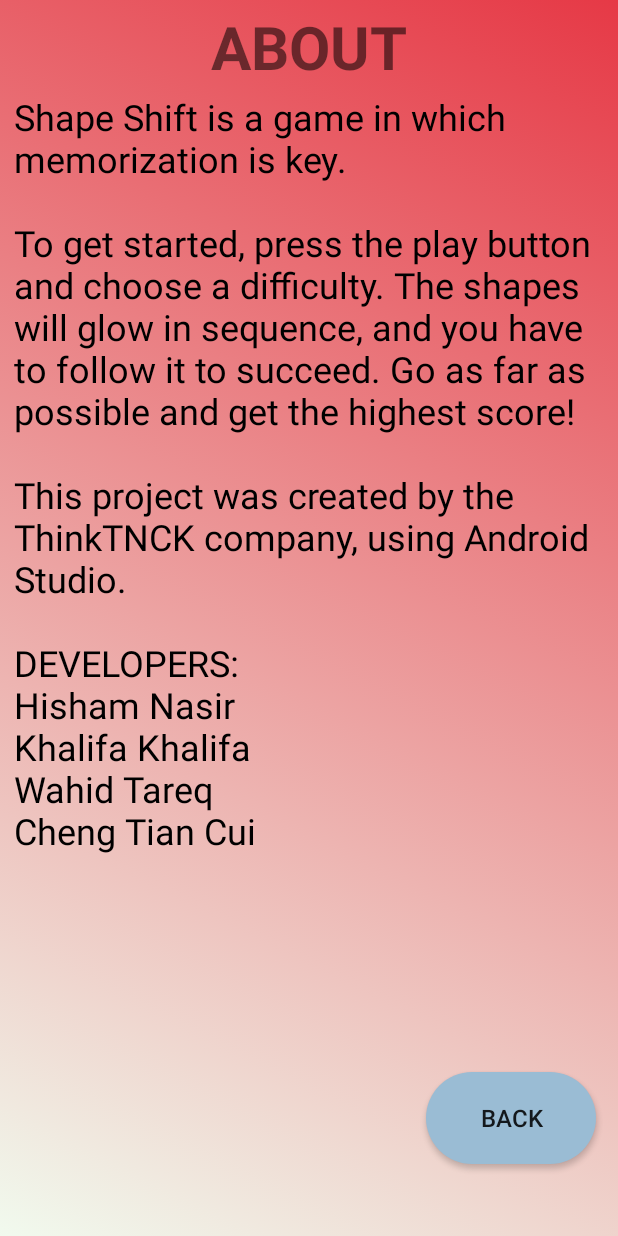
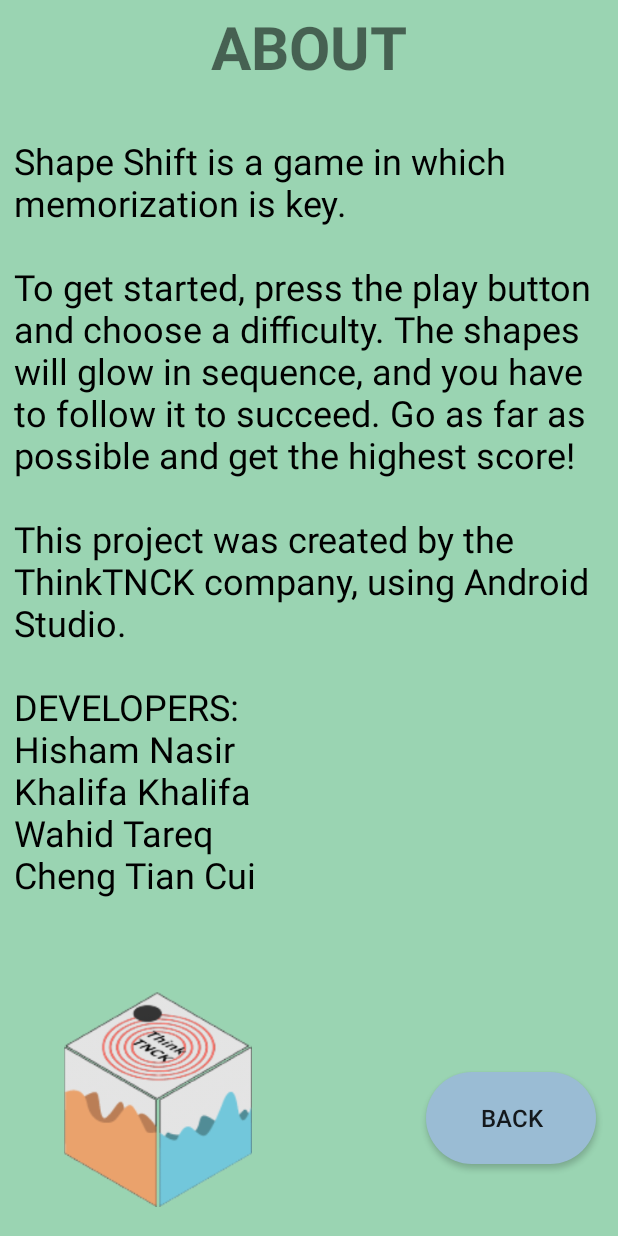
Before and after one commit to Bockcui/ThinkTNCK, an Android app: the aboutActivity screen opened directly, with no data from a screen before it, on a phone screen of 412 x 824 dp. Run offline under Robolectric (Android 15) with nearby library versions, the phone set to English and light mode, and no system bars.

Commit message:
changes to about page
added in thinkTNCK logo to about page and implemented scrolling into the about page to remove overlapping. Working on creating general theme and assets of colors, gradients, buttons, and backgrounds for the rest of the project.

```diff
--- a/app/src/main/java/com/example/shapeshift/aboutActivity.java
+++ b/app/src/main/java/com/example/shapeshift/aboutActivity.java
@@ -15,12 +15,12 @@ public class aboutActivity extends AppCompatActivity {
     protected void onCreate(@Nullable Bundle savedInstanceState) {
         super.onCreate(savedInstanceState);
         setContentView(R.layout.about_page);
-
-        ConstraintLayout constraintLayout = findViewById(R.id.mainLayout3);
-        AnimationDrawable animationDrawable = (AnimationDrawable) constraintLayout.getBackground();
-        animationDrawable.setEnterFadeDuration(2500);
-        animationDrawable.setExitFadeDuration(5000);
-        animationDrawable.start();
+//
+//        ConstraintLayout constraintLayout = findViewById(R.id.mainLayout3);
+//        AnimationDrawable animationDrawable = (AnimationDrawable) constraintLayout.getBackground();
+//        animationDrawable.setEnterFadeDuration(2500);
+//        animationDrawable.setExitFadeDuration(5000);
+//        animationDrawable.start();
 
         Button back = (Button) findViewById(R.id.about_back);
         back.setOnClickListener(new View.OnClickListener() {
--- a/app/src/main/res/layout/about_page.xml
+++ b/app/src/main/res/layout/about_page.xml
@@ -1,11 +1,20 @@
 <?xml version="1.0" encoding="utf-8"?>
-<androidx.constraintlayout.widget.ConstraintLayout xmlns:android="http://schemas.android.com/apk/res/android"
-    xmlns:app="http://schemas.android.com/apk/res-auto"
+<ScrollView xmlns:app="http://schemas.android.com/apk/res-auto"
     xmlns:tools="http://schemas.android.com/tools"
+    android:layout_width="fill_parent"
+    android:layout_height="fill_parent"
+    android:fillViewport="true"
+    xmlns:android="http://schemas.android.com/apk/res/android">
+    xmlns:android="http://schemas.android.com/apk/res/android"
+<LinearLayout
+    android:layout_width="match_parent"
+    android:layout_height="match_parent">
+
+<androidx.constraintlayout.widget.ConstraintLayout
     android:layout_width="match_parent"
     android:layout_height="match_parent"
     android:id="@+id/mainLayout3"
-    android:background="@drawable/gradient_list">
+    android:background="@color/playButton">
 
     <Button
         android:id="@+id/about_back"
@@ -52,5 +61,23 @@
         app:layout_constraintHorizontal_bias="0.0"
         app:layout_constraintStart_toStartOf="parent"
         app:layout_constraintTop_toBottomOf="@+id/about_title"
-        app:layout_constraintVertical_bias="0.0" />
+        app:layout_constraintVertical_bias="0.119" />
+
+    <ImageView
+        android:id="@+id/imageView3"
+        android:layout_width="145dp"
+        android:layout_height="147dp"
+        android:layout_marginStart="8dp"
+        android:layout_marginTop="9dp"
+        android:layout_marginBottom="8dp"
+        app:layout_constraintBottom_toBottomOf="parent"
+        app:layout_constraintEnd_toStartOf="@+id/about_back"
+        app:layout_constraintHorizontal_bias="0.19"
+        app:layout_constraintStart_toStartOf="parent"
+        app:layout_constraintTop_toBottomOf="@+id/textView3"
+        app:layout_constraintVertical_bias="0.78"
+        app:srcCompat="@drawable/think_tnck_logo" />
+
 </androidx.constraintlayout.widget.ConstraintLayout>
+</LinearLayout>
+</ScrollView>
--- a/app/src/main/res/layout/activity_main.xml
+++ b/app/src/main/res/layout/activity_main.xml
@@ -16,17 +16,18 @@
         android:layout_height="51dp"
         android:text="Shape Shift"
         android:textAlignment="center"
+        android:textColor="@color/black"
         android:textSize="32sp"
 
         android:textStyle="bold"
         app:layout_constraintBottom_toBottomOf="parent"
         app:layout_constraintEnd_toEndOf="parent"
-        app:layout_constraintHorizontal_bias="0.497"
+        app:layout_constraintHorizontal_bias="0.483"
         app:layout_constraintLeft_toLeftOf="parent"
         app:layout_constraintRight_toRightOf="parent"
         app:layout_constraintStart_toStartOf="parent"
         app:layout_constraintTop_toTopOf="parent"
-        app:layout_constraintVertical_bias="0.05" />
+        app:layout_constraintVertical_bias="0.052" />
 
     <Button
         android:id="@+id/about_button"
@@ -59,5 +60,4 @@
         app:layout_constraintVertical_bias="0.781" />
 
 
-
 </androidx.constraintlayout.widget.ConstraintLayout>
--- a/app/src/main/res/layout/diff_page.xml
+++ b/app/src/main/res/layout/diff_page.xml
@@ -71,9 +71,11 @@
         android:layout_width="301dp"
         android:layout_height="50dp"
         android:text="Select A Difficulty"
+        android:background="@drawable/rounded_play_button"
         android:textAlignment="center"
         android:textSize="34sp"
         android:textStyle="bold"
+        android:textColor="@color/black"
         app:layout_constraintBottom_toBottomOf="parent"
         app:layout_constraintEnd_toEndOf="parent"
         app:layout_constraintStart_toStartOf="parent"
```
Also changed, not shown: app/src/main/res/drawable/think_tnck_logo.png (added).
